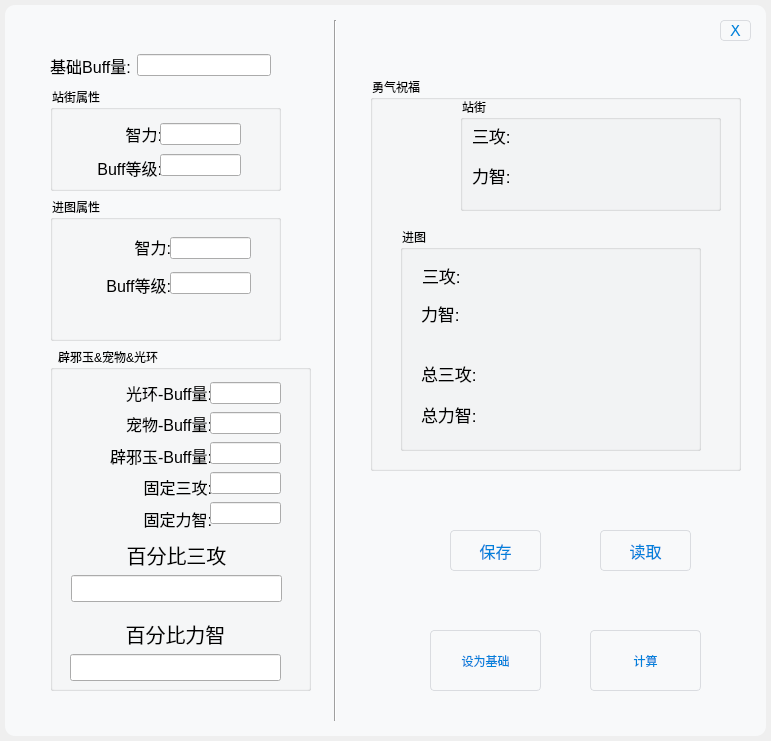
This is UI.ui in Vixiu/count_buff as Qt 5 draws it before an edit. The edited form follows.
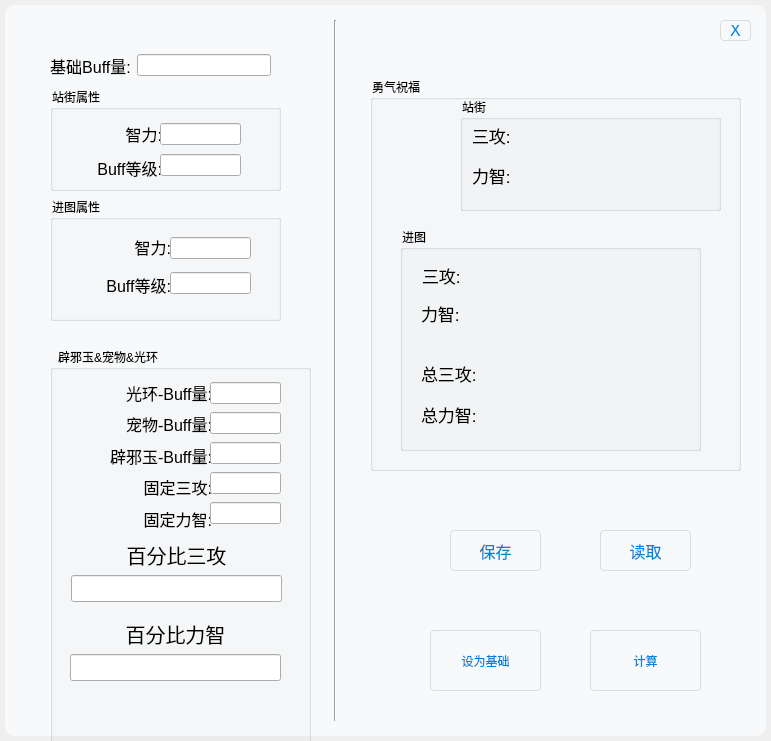
This is the edited form. Icons and pictures are not drawn.

Patch:
```diff
--- a/UI.ui
+++ b/UI.ui
@@ -661,7 +661,7 @@
      <property name="geometry">
       <rect>
        <x>20</x>
-       <y>40</y>
+       <y>50</y>
        <width>61</width>
        <height>61</height>
       </rect>
@@ -709,7 +709,7 @@
       <x>50</x>
       <y>200</y>
       <width>231</width>
-      <height>141</height>
+      <height>121</height>
      </rect>
     </property>
     <property name="title">
@@ -861,7 +861,7 @@
       <x>50</x>
       <y>350</y>
       <width>261</width>
-      <height>341</height>
+      <height>441</height>
      </rect>
     </property>
     <property name="title">
```
Left out of the diff: 6 changed lines with no effect on the pictures.
